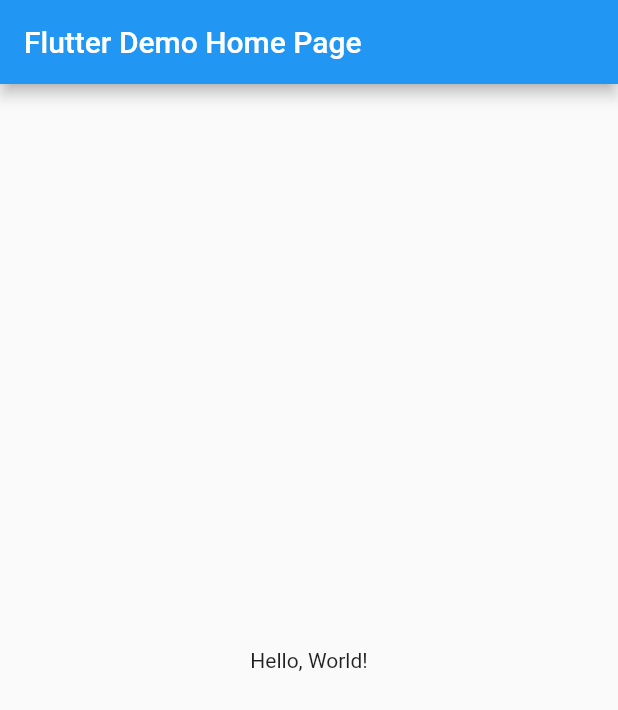
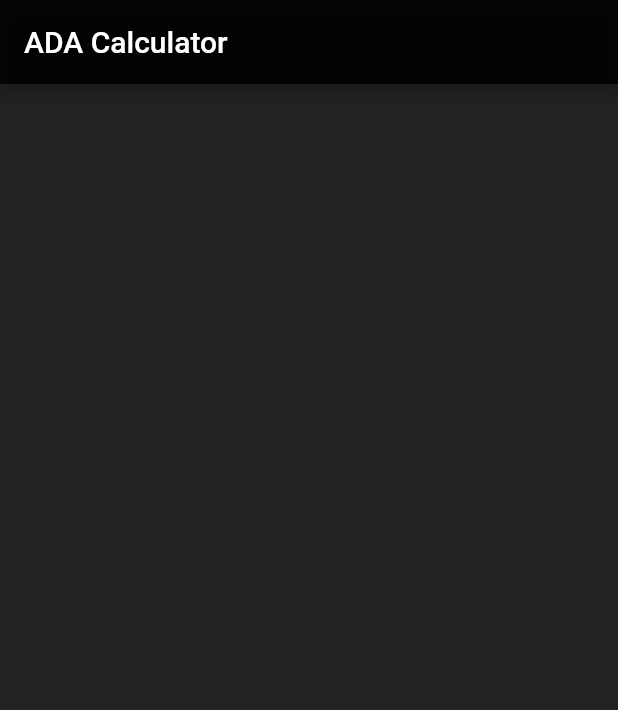
Before and after one commit to Ahuoyiza/ADA-mobile-class, a Flutter app: the screen it shows after launch, on a phone screen of 412 x 824 dp. Shown: the top 710 px of the screen. Run offline on Flutter 3.47's test engine with Material 2 defaults, Android fonts, the phone set to English and light mode, and no system bars.

Commit message:
calcualtor setup

```diff
--- a/lib/main.dart
+++ b/lib/main.dart
@@ -8,33 +8,29 @@ class MyApp extends StatelessWidget {
   Widget build(BuildContext context) {
     return MaterialApp(
       // Application name
-      title: 'Flutter Hello World',
-      // Application theme data, you can set the colors for the application as
-      // you want
-      theme: ThemeData(
-        primarySwatch: Colors.blue,
-      ),
-      // A widget which will be started on application startup
-      home: MyHomePage(title: 'Flutter Demo Home Page'),
+      title: 'Calculator App',
+      debugShowCheckedModeBanner: false,
+      home: CalculatorScreen(),
     );
   }
 }
 
-class MyHomePage extends StatelessWidget {
-  final String title;
-  const MyHomePage({Key? key, required this.title}) : super(key: key);
+class CalculatorScreen extends StatefulWidget {
+  @override
+  _CalculatorState createState() => _CalculatorState();
+}
 
+class _CalculatorState extends State<CalculatorScreen> {
   @override
   Widget build(BuildContext context) {
     return Scaffold(
+      backgroundColor: Colors.black87,
       appBar: AppBar(
-        // The title text which will be shown on the action bar
-        title: Text(title),
+        title: Text('ADA Calculator'),
+        backgroundColor: Colors.black87,
       ),
-      body: Center(
-        child: Text(
-          'Hello, World!',
-        ),
+      body: Padding(
+        padding: EdgeInsets.symmetric(horizontal: 7),
       ),
     );
   }
```
